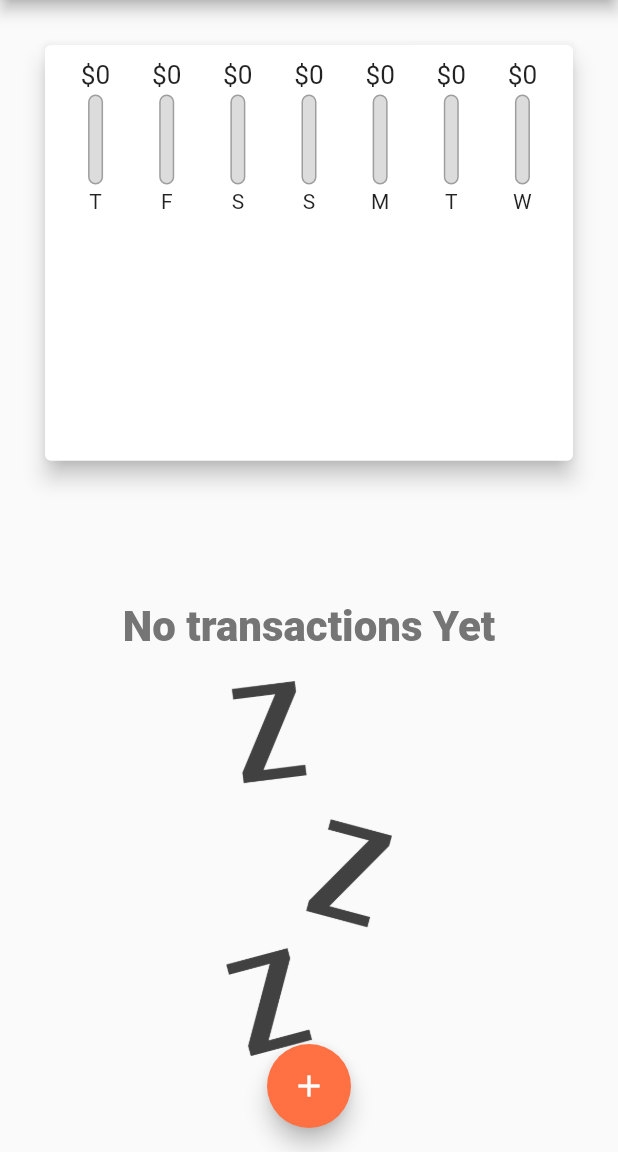
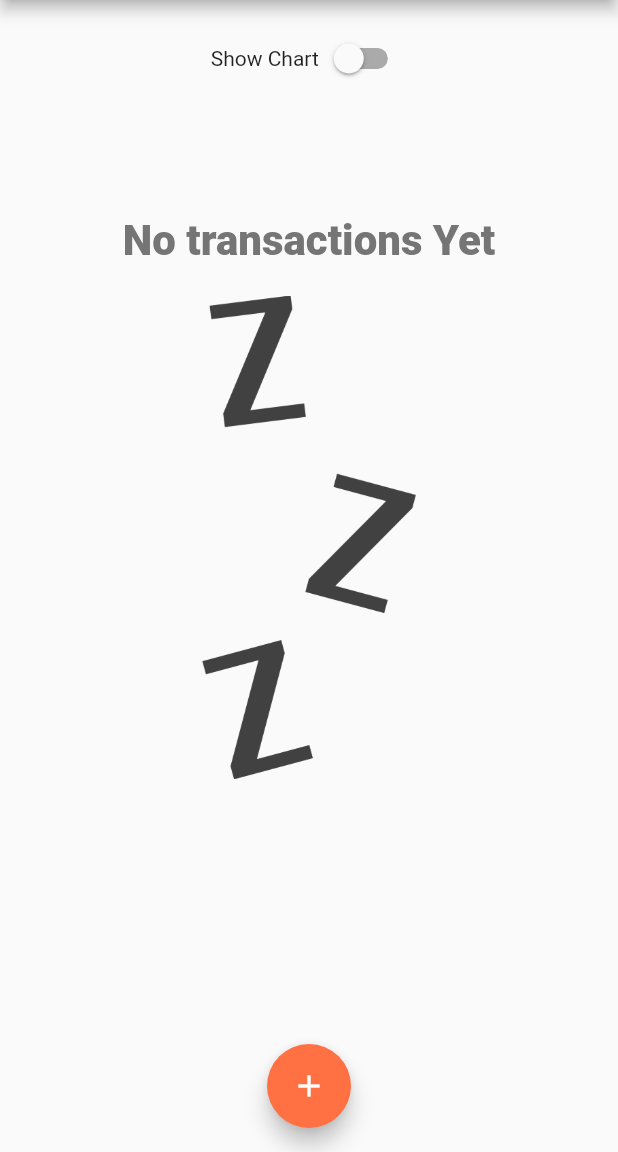
Before and after one commit to waaalidou/personal_expenses, a Flutter app: the screen it shows after launch, after a tap on the "delete" icon, on a phone screen of 412 x 824 dp, the part 84-1236 px from its top. Run offline on Flutter 3.47's test engine with Material 2 defaults, Android fonts, the phone set to English and light mode, and no system bars.

Commit message:
Add some mediaQuery

```diff
--- a/lib/main.dart
+++ b/lib/main.dart
@@ -5,7 +5,14 @@ import 'package:personal_expenses/widgets/transactions_list.dart';
 
 import 'models/transactions.dart';
 
-void main() => runApp(const MyApp());
+void main() {
+  // WidgetsFlutterBinding.ensureInitialized();
+  // SystemChrome.setPreferredOrientations([
+  //   DeviceOrientation.portraitUp,
+  //   DeviceOrientation.portraitDown,
+  // ]);
+  runApp(const MyApp());
+}
 
 class MyApp extends StatelessWidget {
   const MyApp({super.key});
@@ -53,6 +60,8 @@ class _MyHomePageState extends State<MyHomePage> {
   final appBar = AppBar(
     title: const Text('Personal Expences'),
   );
+
+  bool _showChart = false;
   final List<Transaction> _userTransactions = [
     Transaction(
       id: "0xW",
@@ -111,20 +120,31 @@ class _MyHomePageState extends State<MyHomePage> {
         margin: const EdgeInsets.fromLTRB(15, 15, 15, 0),
         child: SingleChildScrollView(
           child: Column(
-            crossAxisAlignment: CrossAxisAlignment.center,
+            crossAxisAlignment: CrossAxisAlignment.stretch,
             children: [
+              Row(
+                mainAxisAlignment: MainAxisAlignment.center,
+                children: [
+                  const Text("Show Chart"),
+                  Switch(value: _showChart, onChanged: (value){
+                    setState(() {
+                      _showChart = value;
+                    });
+                  }),
+                ],
+              ),
+              _showChart ? SizedBox(
+                height: (MediaQuery.of(context).size.height -
+                        appBar.preferredSize.height -
+                        MediaQuery.of(context).padding.top) *
+                    0.8,
+                child: Chart(recentTransaction: _recentTransactions),
+              ) :
               SizedBox(
                 height: (MediaQuery.of(context).size.height -
                         appBar.preferredSize.height -
                         MediaQuery.of(context).padding.top) *
-                    0.4,
-                child: Chart(recentTransaction: _recentTransactions),
-              ),
-              SizedBox(
-                height: (MediaQuery.of(context).size.height -
-                        appBar.preferredSize.height -
-                        MediaQuery.of(context).padding.top) *
-                    0.6,
+                    0.7,
                 child: TransacationsList(
                     userTransactions: _userTransactions,
                     deleteTransaction: _deleteTransaction),
--- a/lib/widgets/chart_bar.dart
+++ b/lib/widgets/chart_bar.dart
@@ -13,21 +13,22 @@ class ChartBar extends StatelessWidget {
   });
   @override
   Widget build(BuildContext context) {
+    return LayoutBuilder(builder: (ctx, constraint) {
       return Column(
         children: [
           SizedBox(
-          height: 20,
+            height: constraint.maxHeight * 0.15,
             child: FittedBox(
               child: Text(
                 '\$${spendingAmount.toStringAsFixed(0)}',
               ),
             ),
           ),
-        const SizedBox(
-          height: 3,
+           SizedBox(
+            height: constraint.maxHeight * 0.05,
           ),
           SizedBox(
-          height: 60,
+            height: constraint.maxHeight * 0.6,
             width: 10,
             child: Stack(
               children: [
@@ -53,13 +54,19 @@ class ChartBar extends StatelessWidget {
               ],
             ),
           ),
-        const SizedBox(
-          height: 3,
+           SizedBox(
+            height: constraint.maxHeight * 0.05,
           ),
-        Text(
+          SizedBox(
+            height: constraint.maxHeight * 0.15,
+            child: FittedBox(
+              child: Text(
                 label,
+              ),
+            ),
           )
         ],
       );
+    });
   }
 }
--- a/lib/widgets/transactions_list.dart
+++ b/lib/widgets/transactions_list.dart
@@ -16,7 +16,8 @@ class TransacationsList extends StatelessWidget {
       child: _userTransactions.isEmpty
           ? SizedBox(
               height: 200,
-              child: Column(
+              child: LayoutBuilder(
+                builder: (ctx, constraints ) => Column(
                   mainAxisAlignment: MainAxisAlignment.center,
                   children: [
                     Text(
@@ -30,13 +31,14 @@ class TransacationsList extends StatelessWidget {
                       height: 20,
                     ),
                     SizedBox(
-                    height: 250,
+                      height: constraints.maxHeight * .6,
                       child: Image.asset(
                         "assets/images/waiting.png",
                         fit: BoxFit.cover,
                       ),
                     ),
                   ],
+                ),
               ),
             )
           : ListView.builder(
```
Also changed, not shown: lib/widgets/new_transactions.dart (+6 -1 lines). Lines whose indentation alone changed are shown as unchanged.
